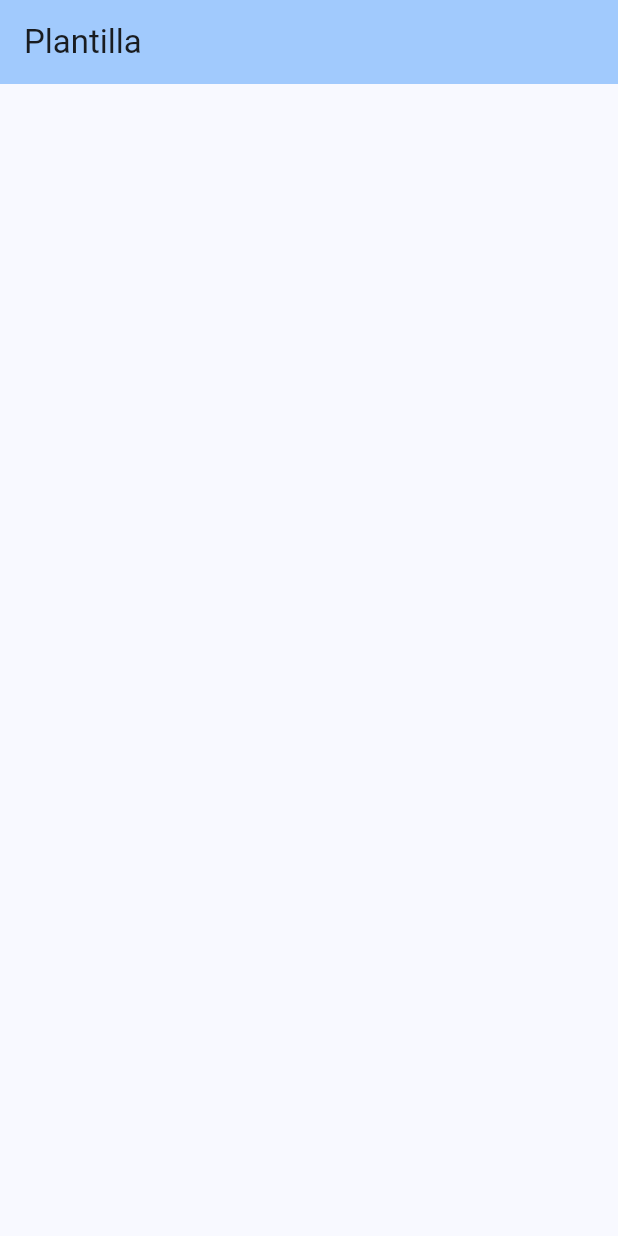
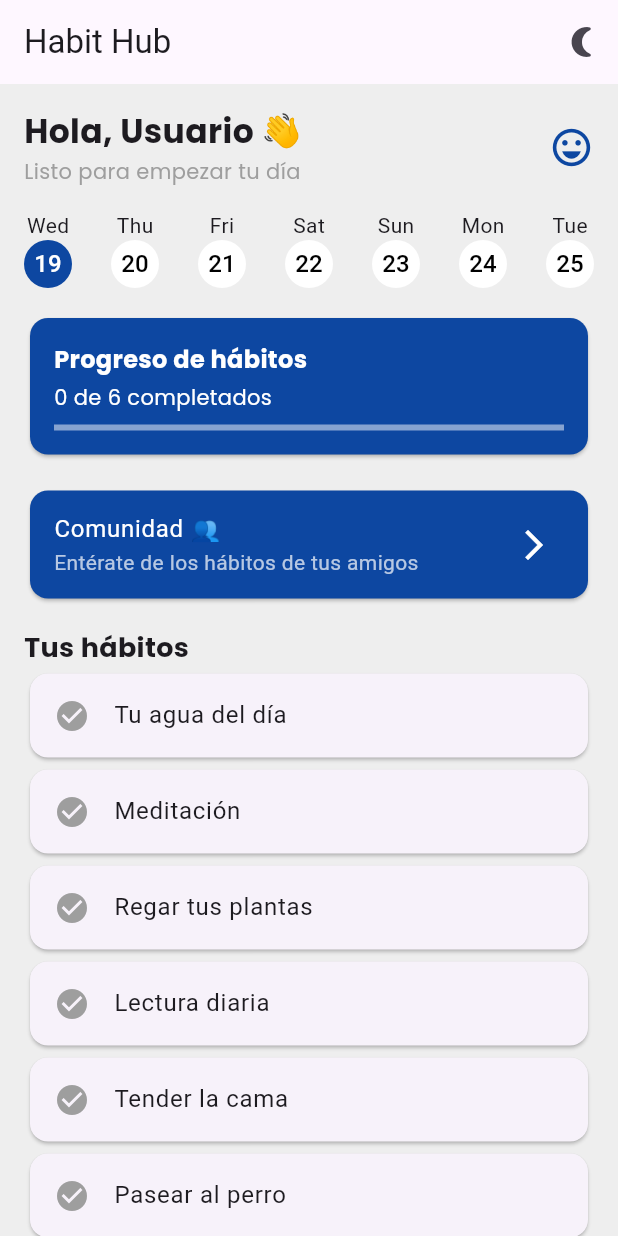
Before and after one commit to victortelles/Habit-Hub, a Flutter app: the screen it shows after launch, on a phone screen of 412 x 824 dp. Run offline on Flutter 3.47's test engine with Material 3 defaults, Android fonts, the phone set to English and light mode, and no system bars; our stand-ins replace google_fonts.

Commit message:
Home page

```diff
--- a/lib/main.dart
+++ b/lib/main.dart
@@ -1,4 +1,6 @@
+// main.dart
 import 'package:flutter/material.dart';
+import './screens/home.dart'; // Asegúrate de que la ruta sea correcta
 
 void main() {
   runApp(const MyApp());
@@ -7,38 +9,17 @@ void main() {
 class MyApp extends StatelessWidget {
   const MyApp({super.key});
 
-  // This widget is the root of your application.
   @override
   Widget build(BuildContext context) {
     return MaterialApp(
       title: 'Plantilla App Movil',
       theme: ThemeData(
         colorScheme: ColorScheme.fromSeed(
-            seedColor: const Color.fromARGB(255, 95, 163, 236)),
+          seedColor: const Color.fromARGB(255, 95, 163, 236),
+        ),
         useMaterial3: true,
       ),
-      home: const MyHomePage(),
+      home: HomeScreen(), // Aquí se está utilizando MyHomePage desde home.dart
     );
   }
 }
-
-class MyHomePage extends StatelessWidget {
-  const MyHomePage({super.key});
-
-  @override
-  Widget build(BuildContext context) {
-    return Scaffold(
-      appBar: AppBar(
-        backgroundColor: Theme.of(context).colorScheme.inversePrimary,
-        title: Text("Plantilla"),
-      ),
-
-      //Añadir el contenido
-      body: Column(
-        children: [
-
-        ],
-      ),
-    );
-  }
-}
--- /dev/null
+++ b/lib/screens/home.dart
@@ -0,0 +1,188 @@
+import 'package:flutter/material.dart';
+import 'package:google_fonts/google_fonts.dart';
+import 'package:intl/intl.dart';
+
+class HomeScreen extends StatefulWidget {
+  @override
+  _HomeScreenState createState() => _HomeScreenState();
+}
+
+class _HomeScreenState extends State<HomeScreen> {
+  Map<String, bool> habitStatus = {
+    "Tu agua del día": false,
+    "Meditación": false,
+    "Regar tus plantas": false,
+    "Lectura diaria": false,
+    "Tender la cama": false,
+    "Pasear al perro": false
+  };
+
+  bool isDarkMode = false;
+
+  @override
+  Widget build(BuildContext context) {
+    return MaterialApp(
+      theme: isDarkMode ? ThemeData.dark() : ThemeData.light(),
+      home: Scaffold(
+        backgroundColor: isDarkMode ? Colors.black : Colors.grey[200],
+        appBar: AppBar(
+          title: Text("Habit Hub"),
+          actions: [
+            IconButton(
+              icon: Icon(isDarkMode ? Icons.wb_sunny : Icons.nightlight_round),
+              onPressed: () {
+                setState(() {
+                  isDarkMode = !isDarkMode;
+                });
+              },
+            )
+          ],
+        ),
+        body: SafeArea(
+          child: Padding(
+            padding: const EdgeInsets.all(16.0),
+            child: Column(
+              crossAxisAlignment: CrossAxisAlignment.start,
+              children: [
+                _buildHeader(),
+                SizedBox(height: 16),
+                _buildDateSelector(),
+                SizedBox(height: 16),
+                _buildProgressCard(context),
+                SizedBox(height: 16),
+                _buildChallenges(context),
+                SizedBox(height: 16),
+                _buildHabitsList(context),
+              ],
+            ),
+          ),
+        ),
+      ),
+    );
+  }
+
+  Widget _buildHeader() {
+    return Row(
+      mainAxisAlignment: MainAxisAlignment.spaceBetween,
+      children: [
+        Column(
+          crossAxisAlignment: CrossAxisAlignment.start,
+          children: [
+            Text(
+              "Hola, Usuario 👋",
+              style: GoogleFonts.poppins(
+                fontSize: 22,
+                fontWeight: FontWeight.bold,
+              ),
+            ),
+            Text("Listo para empezar tu día",
+                style: GoogleFonts.poppins(color: Colors.grey)),
+          ],
+        ),
+        Icon(Icons.emoji_emotions_outlined, color: Colors.blue.shade900, size: 30),
+      ],
+    );
+  }
+
+  Widget _buildDateSelector() {
+    DateTime today = DateTime.now();
+    return Row(
+      mainAxisAlignment: MainAxisAlignment.spaceBetween,
+      children: List.generate(7, (index) {
+        DateTime date = today.add(Duration(days: index));
+        return Column(
+          children: [
+            Text(DateFormat('E').format(date)),
+            CircleAvatar(
+              radius: 16,
+              backgroundColor: index == 0 ? Colors.blue.shade900 : Colors.white,
+              child: Text(
+                "${date.day}",
+                style: TextStyle(color: index == 0 ? Colors.white : Colors.black),
+              ),
+            )
+          ],
+        );
+      }),
+    );
+  }
+
+  Widget _buildProgressCard(BuildContext context) {
+    int completedHabits = habitStatus.values.where((status) => status).length;
+    int totalHabits = habitStatus.length;
+    double progress = totalHabits > 0 ? completedHabits / totalHabits : 0;
+    Color cardColor = progress == 1.0 ? Colors.green : Colors.blue.shade900;
+
+    return Card(
+      color: cardColor,
+      shape: RoundedRectangleBorder(borderRadius: BorderRadius.circular(12)),
+      child: Padding(
+        padding: const EdgeInsets.all(16.0),
+        child: Column(
+          crossAxisAlignment: CrossAxisAlignment.start,
+          children: [
+            Text(
+              "Progreso de hábitos",
+              style: GoogleFonts.poppins(
+                fontSize: 16,
+                fontWeight: FontWeight.bold,
+                color: Colors.white,
+              ),
+            ),
+            SizedBox(height: 4),
+            Text("$completedHabits de $totalHabits completados",
+                style: GoogleFonts.poppins(color: Colors.white)),
+            SizedBox(height: 8),
+            LinearProgressIndicator(
+              value: progress,
+              backgroundColor: Colors.white.withOpacity(0.5),
+              valueColor: AlwaysStoppedAnimation<Color>(Colors.white),
+            ),
+          ],
+        ),
+      ),
+    );
+  }
+
+  Widget _buildChallenges(BuildContext context) {
+    return GestureDetector(
+      onTap: () {
+        print("Desafío presionado");
+      },
+      child: Card(
+        color: Colors.blue.shade900,
+        shape: RoundedRectangleBorder(borderRadius: BorderRadius.circular(12)),
+        child: ListTile(
+          title: Text("Comunidad 👥", style: TextStyle(color: Colors.white)),
+          subtitle: Text("Entérate de los hábitos de tus amigos", style: TextStyle(color: Colors.white70)),
+          trailing: Icon(Icons.arrow_forward_ios, color: Colors.white),
+        ),
+      ),
+    );
+  }
+
+  Widget _buildHabitsList(BuildContext context) {
+    return Column(
+      crossAxisAlignment: CrossAxisAlignment.start,
+      children: [
+        Text("Tus hábitos", style: GoogleFonts.poppins(fontSize: 18, fontWeight: FontWeight.bold)),
+        ...habitStatus.keys.map((habit) => GestureDetector(
+              onTap: () {
+                setState(() {
+                  habitStatus[habit] = !habitStatus[habit]!;
+                });
+              },
+              child: Card(
+                child: ListTile(
+                  title: Text(habit),
+                  leading: Icon(
+                    Icons.check_circle,
+                    color: habitStatus[habit]! ? Colors.blue.shade900 : Colors.grey,
+                  ),
+                ),
+              ),
+            )),
+      ],
+    );
+  }
+}
--- a/pubspec.yaml
+++ b/pubspec.yaml
@@ -30,6 +30,8 @@ environment:
 dependencies:
   flutter:
     sdk: flutter
+  google_fonts: ^6.1.0
+  intl: ^0.18.0
 
   # The following adds the Cupertino Icons font to your application.
   # Use with the CupertinoIcons class for iOS style icons.
```
Also changed, not shown: 126 other files.
